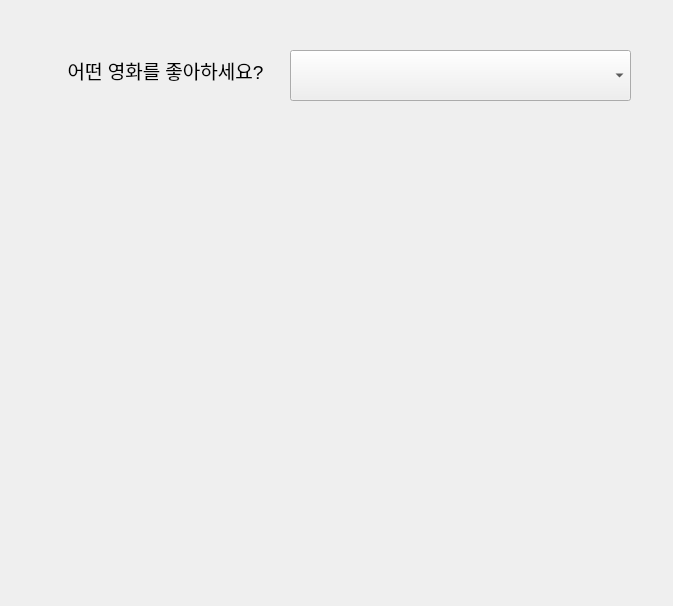
Qt form movie_recommendation.ui (chipmunk-tail/250203-Keras-Movie-for-you) before a commit.
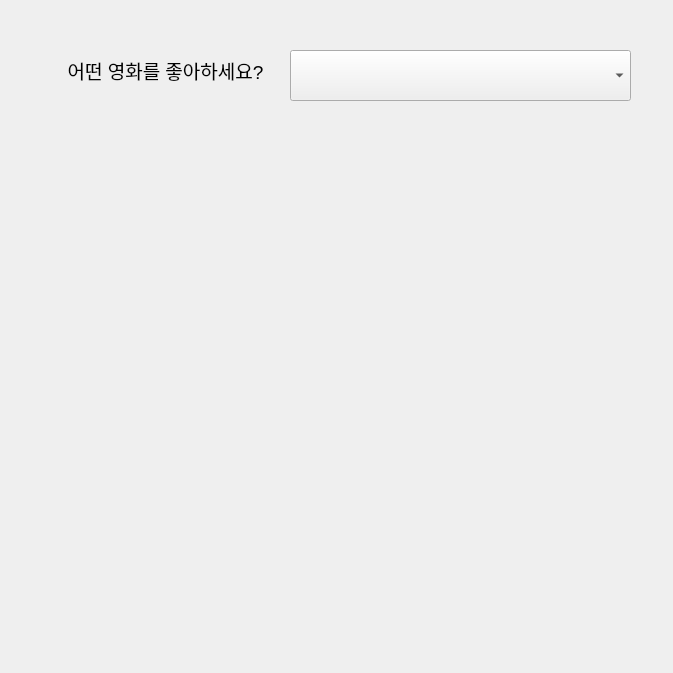
The same form after that commit.

Patch:
```diff
--- a/movie_recommendation.ui
+++ b/movie_recommendation.ui
@@ -7,7 +7,7 @@
     <x>0</x>
     <y>0</y>
     <width>673</width>
-    <height>606</height>
+    <height>673</height>
    </rect>
   </property>
   <property name="windowTitle">
@@ -55,12 +55,12 @@
      <x>50</x>
      <y>110</y>
      <width>571</width>
-     <height>441</height>
+     <height>531</height>
     </rect>
    </property>
    <property name="font">
     <font>
-     <pointsize>14</pointsize>
+     <pointsize>12</pointsize>
     </font>
    </property>
    <property name="text">
```
Left out of the diff: 2 changed lines with no effect on the pictures.
